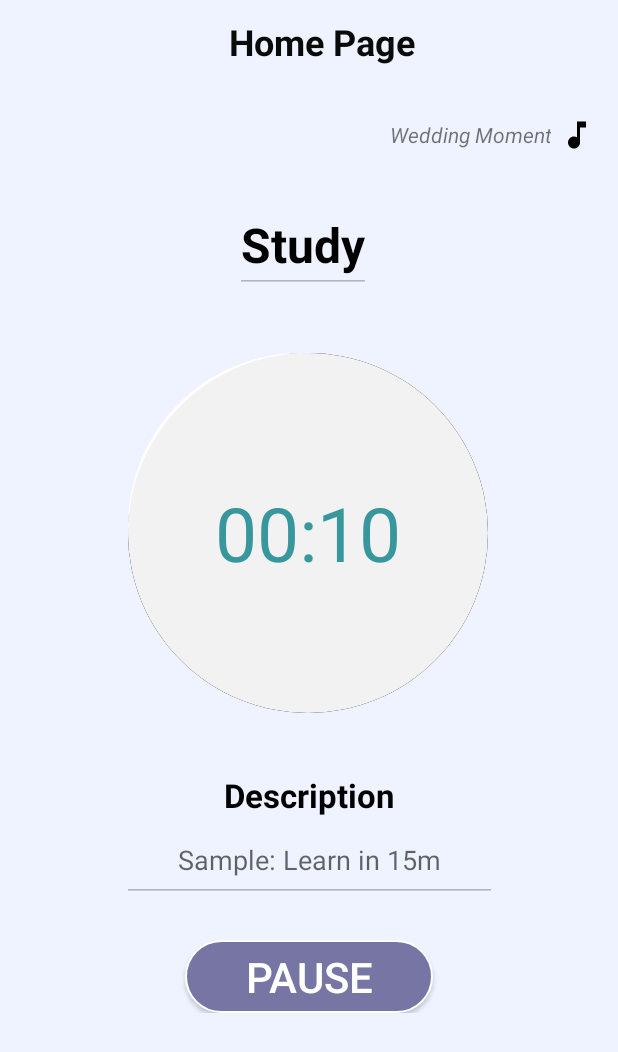
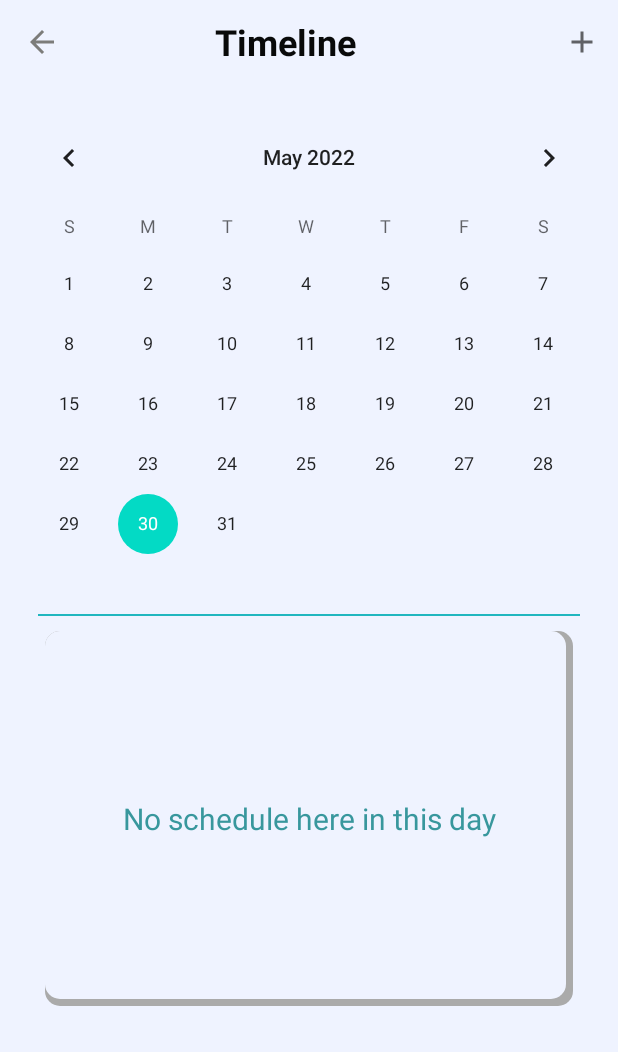
Before and after one commit to ntdat1107/TimerDDLT, an Android app: the screen it shows after launch (MainActivity before the commit, ScheduleActivity after it), in the side drawer, after a tap on "Schedule", on a phone screen of 412 x 824 dp. Shown: the top 1052 px of the screen. Run offline under Robolectric (Android 15) with nearby library versions, the phone set to English and light mode, and no system bars.

Commit message:
Update schedule function

```diff
--- a/app/src/main/java/com/example/timerddlt/presentation/MainActivity.kt
+++ b/app/src/main/java/com/example/timerddlt/presentation/MainActivity.kt
@@ -9,6 +9,7 @@ import android.content.BroadcastReceiver
 import android.content.Context
 import android.content.Intent
 import android.content.IntentFilter
+import android.media.RingtoneManager
 import android.os.Bundle
 import android.os.Handler
 import android.util.Log
@@ -51,7 +52,6 @@ class MainActivity : AppCompatActivity(), NavigationView.OnNavigationItemSelecte
         state = prefs.getInt("timerRunning", 0)
         val mEndTime = prefs.getLong("endTime", 0)
         val editor = prefs.edit()
-        editor.apply()
         if (state != 0) {
             val timeDiff: Long = abs(mEndTime - System.currentTimeMillis())
             val remainingTimeInMillis: Long = mTimeInMilis - timeDiff
@@ -166,7 +166,11 @@ class MainActivity : AppCompatActivity(), NavigationView.OnNavigationItemSelecte
                 drawerLayout!!.close()
             }
             state == 1 || state == 2 -> {
-
+                Toast.makeText(
+                    this,
+                    "Timer is running, can't back, click pause button to navigation",
+                    Toast.LENGTH_SHORT
+                ).show()
             }
             else -> {
                 super.onBackPressed()
@@ -178,6 +182,9 @@ class MainActivity : AppCompatActivity(), NavigationView.OnNavigationItemSelecte
         when (item.itemId) {
             R.id.nav_timeline -> {
                 startActivity(Intent(this, TimelineActivity::class.java))
+            }
+            R.id.nav_schedule -> {
+                startActivity(Intent(this, ScheduleActivity::class.java))
             }
         }
         drawerLayout!!.close()
@@ -226,7 +233,6 @@ class MainActivity : AppCompatActivity(), NavigationView.OnNavigationItemSelecte
         val prefs = getSharedPreferences("prefs", MODE_PRIVATE)
         val editor = prefs.edit()
         val isFinished = prefs.getBoolean("finished", false)
-        Log.i("test", isFinished.toString())
         if (state == 0) {
             setUpSideBar()
         }
@@ -379,22 +385,15 @@ class MainActivity : AppCompatActivity(), NavigationView.OnNavigationItemSelecte
 
     @SuppressLint("LaunchActivityFromNotification")
     private fun getNotification(content: String): Notification {
-        val tempIntent = Intent(this, MainActivity::class.java).apply {
-            flags = Intent.FLAG_ACTIVITY_NEW_TASK or Intent.FLAG_ACTIVITY_CLEAR_TASK
-        }
-        val pendingIntentTemp = PendingIntent.getBroadcast(
-            this,
-            0,
-            tempIntent,
-            PendingIntent.FLAG_UPDATE_CURRENT
-        )
+        val uri = RingtoneManager.getDefaultUri(RingtoneManager.TYPE_NOTIFICATION)
         val builder = NotificationCompat.Builder(this, "notify-timer")
             .setSmallIcon(R.drawable.ic_diamond)
             .setContentTitle("Congratulation")
             .setContentText(content)
-//            .setPriority(NotificationCompat.PRIORITY_DEFAULT)
+            .setPriority(NotificationCompat.PRIORITY_DEFAULT)
             .setAutoCancel(true)
             .setChannelId("10001")
+            .setSound(uri)
         return builder.build()
     }
 }
--- /dev/null
+++ b/app/src/main/java/com/example/timerddlt/presentation/ScheduleActivity.kt
@@ -0,0 +1,163 @@
+package com.example.timerddlt.presentation
+
+import android.annotation.SuppressLint
+import android.app.AlarmManager
+import android.app.Notification
+import android.app.PendingIntent
+import android.app.TimePickerDialog
+import android.content.Context
+import android.content.Intent
+import android.content.SharedPreferences
+import android.media.RingtoneManager
+import android.os.Bundle
+import android.view.Menu
+import android.view.MenuItem
+import android.view.View
+import androidx.appcompat.app.AppCompatActivity
+import androidx.core.app.NotificationCompat
+import androidx.recyclerview.widget.LinearLayoutManager
+import com.example.timerddlt.R
+import com.example.timerddlt.adapter.ScheduleAdapter
+import com.example.timerddlt.databinding.ActivityScheduleBinding
+import com.example.timerddlt.domain.model.Event
+import com.example.timerddlt.services.ScheduleReceiver
+import java.util.*
+
+class ScheduleActivity : AppCompatActivity() {
+    private var binding: ActivityScheduleBinding? = null
+    private var year: Int = 0
+    private var month: Int = 0
+    private var dayOfMonth: Int = 0
+    private var currentRequestCode: Int = 0
+    private lateinit var prefs: SharedPreferences
+
+    @SuppressLint("UnspecifiedImmutableFlag")
+    override fun onCreate(savedInstanceState: Bundle?) {
+        super.onCreate(savedInstanceState)
+        binding = ActivityScheduleBinding.inflate(layoutInflater)
+        setContentView(binding?.root)
+
+        setSupportActionBar(binding?.toolbarSchedule!!)
+        binding?.toolbarSchedule!!.setNavigationOnClickListener {
+            onBackPressed()
+        }
+
+        prefs = getSharedPreferences("prefs", MODE_PRIVATE)
+        currentRequestCode = prefs.getInt("current-request-code", 0)
+
+        binding?.simpleCalendarView!!.setDate(System.currentTimeMillis(), true, true)
+        val calendar = Calendar.getInstance()
+        year = calendar.get(Calendar.YEAR)
+        month = calendar.get(Calendar.MONTH)
+        dayOfMonth = calendar.get(Calendar.DAY_OF_MONTH)
+
+        binding?.simpleCalendarView!!.setOnDateChangeListener { view, mYear, mMonth, mDayOfMonth ->
+            year = mYear
+            month = mMonth
+            dayOfMonth = mDayOfMonth
+
+            // Reload schedule
+        }
+
+        val schedules: ArrayList<Event> = ArrayList()
+
+        val scheduleAdapter = ScheduleAdapter(this, schedules)
+        binding?.rvSchedule!!.adapter = scheduleAdapter
+        binding?.rvSchedule!!.layoutManager = LinearLayoutManager(this)
+
+        binding?.rvSchedule!!.visibility = View.VISIBLE
+        binding?.tvNoItem!!.visibility = View.GONE
+
+        binding?.rvSchedule!!.visibility = View.GONE
+        binding?.tvNoItem!!.visibility = View.VISIBLE
+
+//        val notificationIntent = Intent(this, ScheduleReceiver::class.java)
+//
+//        val pendingIntent = PendingIntent.getBroadcast(
+//            this,
+//            1,
+//            notificationIntent,
+//            PendingIntent.FLAG_UPDATE_CURRENT
+//        )
+//        val alarmManager = getSystemService(Context.ALARM_SERVICE) as AlarmManager
+//        alarmManager.cancel(pendingIntent)
+    }
+
+    override fun onCreateOptionsMenu(menu: Menu?): Boolean {
+        menuInflater.inflate(R.menu.schedule_menu, menu!!)
+        return true
+    }
+
+    override fun onOptionsItemSelected(item: MenuItem): Boolean {
+        when (item.itemId) {
+            R.id.btn_add -> {
+                addSchedule()
+            }
+        }
+        return super.onOptionsItemSelected(item)
+    }
+
+    private fun addSchedule() {
+        val calendar = Calendar.getInstance()
+        val hour = calendar.get(Calendar.HOUR_OF_DAY)
+        val minutes = calendar.get(Calendar.MINUTE)
+        val mTimePicker = TimePickerDialog(
+            this,
+            { _, hourOfDay, minute ->
+                calendar.set(
+                    year,
+                    month,
+                    dayOfMonth,
+                    hourOfDay,
+                    minute, 0
+                )
+                scheduleNotification(
+                    getNotification("Dậy đi ông cháu ơi!!"),
+                    calendar.timeInMillis,
+                    currentRequestCode
+                )
+                currentRequestCode += 1
+                val editor = prefs.edit()
+                editor.putInt("current-request-code", currentRequestCode)
+                editor.apply()
+            }, hour, minutes, true
+        )
+        mTimePicker.show()
+    }
+
+    @SuppressLint("UnspecifiedImmutableFlag")
+    private fun scheduleNotification(
+        notification: Notification,
+        alarmTimeInMillis: Long,
+        requestCode: Int
+    ) {
+        val notificationIntent = Intent(this, ScheduleReceiver::class.java)
+        notificationIntent.putExtra(ScheduleReceiver.NOTIFICATION_ID, requestCode)
+        notificationIntent.putExtra(ScheduleReceiver.NOTIFICATION, notification)
+
+        val pendingIntent = PendingIntent.getBroadcast(
+            this,
+            requestCode,
+            notificationIntent,
+            PendingIntent.FLAG_UPDATE_CURRENT
+        )
+
+        val alarmManager = getSystemService(Context.ALARM_SERVICE) as AlarmManager
+        alarmManager.set(AlarmManager.RTC_WAKEUP, alarmTimeInMillis, pendingIntent)
+
+    }
+
+    @SuppressLint("LaunchActivityFromNotification")
+    private fun getNotification(content: String): Notification {
+        val uri = RingtoneManager.getDefaultUri(RingtoneManager.TYPE_NOTIFICATION)
+        val builder = NotificationCompat.Builder(this, "notify-schedule")
+            .setSmallIcon(R.drawable.ic_diamond)
+            .setContentTitle("Notice")
+            .setContentText(content)
+            .setPriority(NotificationCompat.PRIORITY_DEFAULT)
+            .setAutoCancel(true)
+            .setChannelId("10002")
+            .setSound(uri)
+        return builder.build()
+    }
+}
--- /dev/null
+++ b/app/src/main/res/drawable/background_schedule_item.xml
@@ -0,0 +1,5 @@
+<?xml version="1.0" encoding="utf-8"?>
+<shape xmlns:android="http://schemas.android.com/apk/res/android">
+    <solid android:color="@color/time_line_description" />
+    <corners android:radius="10dp" />
+</shape>
--- /dev/null
+++ b/app/src/main/res/drawable/ic_baseline_add_24.xml
@@ -0,0 +1,10 @@
+<vector xmlns:android="http://schemas.android.com/apk/res/android"
+    android:width="24dp"
+    android:height="24dp"
+    android:viewportWidth="24"
+    android:viewportHeight="24"
+    android:tint="?attr/colorControlNormal">
+  <path
+      android:fillColor="@android:color/white"
+      android:pathData="M19,13h-6v6h-2v-6H5v-2h6V5h2v6h6v2z"/>
+</vector>
--- /dev/null
+++ b/app/src/main/res/drawable/shadow_schedule.xml
@@ -0,0 +1,18 @@
+<?xml version="1.0" encoding="utf-8"?>
+<layer-list xmlns:android="http://schemas.android.com/apk/res/android">
+    <item >
+        <shape
+            android:shape="rectangle">
+            <solid android:color="@android:color/darker_gray" />
+            <corners android:radius="10dp"/>
+        </shape>
+    </item>
+    <item android:right="5dp"  android:bottom="5dp">
+        <shape
+            android:shape="rectangle">
+            <solid android:color="@color/primary_color"/>
+            <corners android:radius="10dp"/>
+        </shape>
+    </item>
+
+</layer-list>
--- /dev/null
+++ b/app/src/main/res/layout/activity_schedule.xml
@@ -0,0 +1,89 @@
+<?xml version="1.0" encoding="utf-8"?>
+<androidx.constraintlayout.widget.ConstraintLayout xmlns:android="http://schemas.android.com/apk/res/android"
+    xmlns:app="http://schemas.android.com/apk/res-auto"
+    xmlns:tools="http://schemas.android.com/tools"
+    android:layout_width="match_parent"
+    android:layout_height="match_parent"
+    android:background="@color/primary_color"
+    tools:context=".presentation.ScheduleActivity">
+
+    <androidx.appcompat.widget.Toolbar
+        android:id="@+id/toolbar_schedule"
+        android:layout_width="match_parent"
+        android:layout_height="wrap_content"
+        android:background="@color/primary_color"
+        android:minHeight="?attr/actionBarSize"
+        app:layout_constraintEnd_toEndOf="parent"
+        app:layout_constraintStart_toStartOf="parent"
+        app:layout_constraintTop_toTopOf="parent"
+        app:navigationIcon="@drawable/ic_back">
+
+        <TextView
+            android:id="@+id/tv_title_margin"
+            android:layout_width="match_parent"
+            android:layout_height="wrap_content"
+            android:layout_marginEnd="?android:attr/actionBarSize"
+            android:gravity="center"
+            android:text="@string/timeline"
+            android:textColor="@color/text_color"
+            android:textSize="24sp"
+            android:textStyle="bold"
+            android:visibility="visible" />
+    </androidx.appcompat.widget.Toolbar>
+
+    <CalendarView
+        android:id="@+id/simpleCalendarView"
+        android:layout_width="match_parent"
+        android:layout_height="wrap_content"
+        android:layout_marginTop="15dp"
+        app:layout_constraintEnd_toEndOf="parent"
+        app:layout_constraintStart_toStartOf="parent"
+        app:layout_constraintTop_toBottomOf="@id/toolbar_schedule" />
+
+    <View
+        android:id="@+id/divider"
+        android:layout_width="match_parent"
+        android:layout_height="1.5dp"
+        android:layout_marginStart="25dp"
+        android:layout_marginEnd="25dp"
+        android:background="@color/color_vertical_line"
+        app:layout_constraintTop_toBottomOf="@id/simpleCalendarView" />
+
+    <androidx.recyclerview.widget.RecyclerView
+        android:id="@+id/rv_schedule"
+        android:layout_width="match_parent"
+        android:layout_height="250dp"
+        android:layout_marginStart="30dp"
+        android:layout_marginTop="10dp"
+        android:layout_marginEnd="30dp"
+        android:layout_marginBottom="30dp"
+        android:background="@drawable/shadow_schedule"
+        android:paddingTop="5dp"
+        android:paddingBottom="5dp"
+        android:visibility="gone"
+        app:layout_constraintEnd_toEndOf="parent"
+        app:layout_constraintStart_toStartOf="parent"
+        app:layout_constraintTop_toBottomOf="@+id/divider"
+        tools:itemCount="2"
+        tools:listitem="@layout/item_schedule" />
+
+    <TextView
+        android:id="@+id/tv_no_item"
+        android:layout_width="match_parent"
+        android:layout_height="250dp"
+        android:layout_marginStart="30dp"
+        android:layout_marginTop="10dp"
+        android:layout_marginEnd="30dp"
+        android:layout_marginBottom="30dp"
+        android:background="@drawable/shadow_schedule"
+        android:gravity="center"
+        android:paddingTop="5dp"
+        android:paddingBottom="5dp"
+        android:text="No schedule here in this day"
+        android:textColor="@color/button_color"
+        android:textSize="20sp"
+        android:visibility="visible"
+        app:layout_constraintEnd_toEndOf="parent"
+        app:layout_constraintStart_toStartOf="parent"
+        app:layout_constraintTop_toBottomOf="@+id/divider" />
+</androidx.constraintlayout.widget.ConstraintLayout>
--- /dev/null
+++ b/app/src/main/res/menu/schedule_menu.xml
@@ -0,0 +1,9 @@
+<?xml version="1.0" encoding="utf-8"?>
+<menu xmlns:android="http://schemas.android.com/apk/res/android"
+    xmlns:app="http://schemas.android.com/apk/res-auto">
+    <item
+        android:id="@+id/btn_add"
+        android:icon="@drawable/ic_baseline_add_24"
+        android:title="Add schedule"
+        app:showAsAction="always" />
+</menu>
--- a/app/src/main/res/values/strings.xml
+++ b/app/src/main/res/values/strings.xml
@@ -18,7 +18,7 @@
     <string name="timeline_minute">51</string>
     <string name="content_icon_default">b</string>
     <string name="time_line_title">Study</string>
-    <string name="time_line_description">Description: \n Study PPL in 15m</string>
+    <string name="time_line_description">Description: \nStudy PPL in 15m</string>
     <string name="schedule_month">April</string>
     <string name="schedule_year">2022</string>
     <string name="schedule_start_time">18:30</string>
```
Also changed, not shown: app/src/main/AndroidManifest.xml (+12 -2 lines), app/src/main/java/com/example/timerddlt/adapter/ScheduleAdapter.kt (added, +27 -0 lines), app/src/main/java/com/example/timerddlt/adapter/TimelineAdapter.kt (added, +28 -0 lines), app/src/main/java/com/example/timerddlt/presentation/FinishActivity.kt (+7 -1 lines), app/src/main/java/com/example/timerddlt/presentation/TimelineActivity.kt (+19 -2 lines), app/src/main/java/com/example/timerddlt/services/ScheduleReceiver.kt (added, +42 -0 lines), app/src/main/res/drawable/background_footer_timeline.xml (added, +7 -0 lines), app/src/main/res/drawable/background_header_timeline.xml (added, +7 -0 lines), app/src/main/res/drawable/small_circle.xml (added, +10 -0 lines), app/src/main/res/layout/activity_timeline.xml (+35 -0 lines), app/src/main/res/layout/item_schedule.xml (added, +34 -0 lines), app/src/main/res/layout/item_timeline.xml (added, +110 -0 lines).
